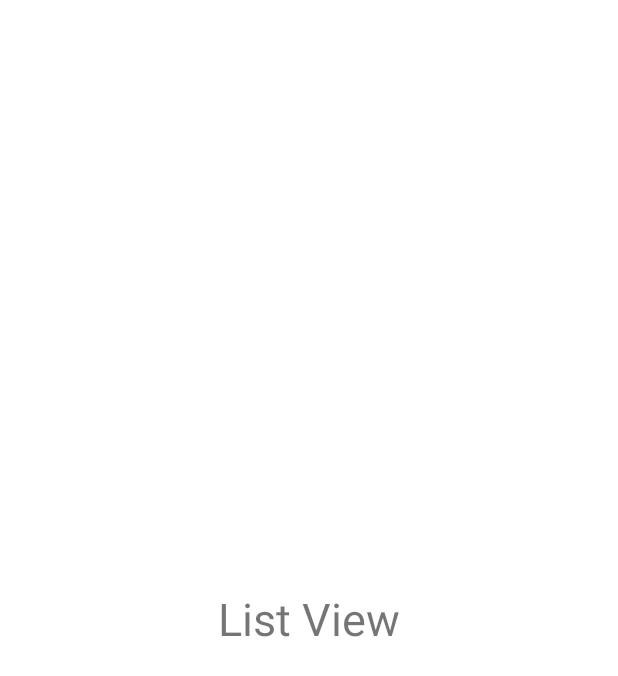
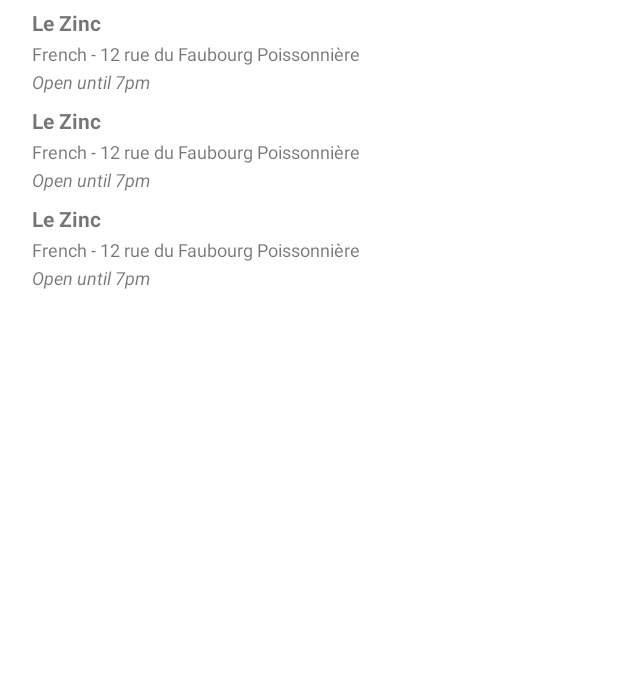
Before and after one commit to rouge13/P7Go4Lunch, an Android app: the layout fragment_list.xml on its own in the app's theme, with its tools: preview values and no code run, on a phone screen of 412 x 824 dp. Shown: the top 676 px of the screen. Run offline under Robolectric (Android 15) with nearby library versions, the light colour scheme and no system bars.

Commit message:
Item_place xml added and modif in Strings and Fragment_list looking for the bugs in the Feature before pull request

```diff
--- a/app/src/main/res/layout/fragment_list.xml
+++ b/app/src/main/res/layout/fragment_list.xml
@@ -6,15 +6,26 @@
     android:layout_height="match_parent"
     tools:context=".ui.list.ListFragment">
 
+    <androidx.recyclerview.widget.RecyclerView
+        android:id="@+id/list_view_places"
+        android:layout_width="match_parent"
+        android:layout_height="match_parent"
+        android:layout_marginLeft="16dp"
+        android:layout_marginRight="16dp"
+        android:layout_marginBottom="16dp"
+        tools:listitem="@layout/item_place" />
+
     <TextView
-        android:layout_width="wrap_content"
+        android:layout_width="match_parent"
         android:layout_height="wrap_content"
-        android:text="@string/title_list_view"
-        android:textSize="30sp"
-        app:layout_constraintTop_toTopOf="parent"
-        app:layout_constraintLeft_toLeftOf="parent"
-        app:layout_constraintRight_toRightOf="parent"
+        android:layout_marginStart="8dp"
+        android:layout_marginTop="8dp"
+        android:layout_marginEnd="8dp"
+        android:textAlignment="center"
+        android:textSize="20sp"
         app:layout_constraintBottom_toBottomOf="parent"
-        />
+        app:layout_constraintEnd_toEndOf="parent"
+        app:layout_constraintStart_toStartOf="parent"
+        app:layout_constraintTop_toTopOf="parent" />
 
 </androidx.constraintlayout.widget.ConstraintLayout>
--- /dev/null
+++ b/app/src/main/res/layout/item_place.xml
@@ -0,0 +1,70 @@
+<?xml version="1.0" encoding="utf-8"?>
+<RelativeLayout xmlns:android="http://schemas.android.com/apk/res/android"
+    xmlns:app="http://schemas.android.com/apk/res-auto"
+    android:layout_width="match_parent"
+    android:layout_height="wrap_content">
+
+    <androidx.constraintlayout.widget.ConstraintLayout
+        android:id="@+id/constraint"
+        android:layout_width="match_parent"
+        android:layout_height="wrap_content"
+        android:layout_marginStart="0dp"
+        android:layout_marginTop="5dp">
+
+        <TextView
+            android:id="@+id/text_view_name"
+            android:layout_width="match_parent"
+            android:layout_height="wrap_content"
+            android:layout_gravity="start"
+            android:layout_marginStart="5dp"
+            android:layout_marginEnd="5dp"
+            android:ellipsize="end"
+            android:maxLines="1"
+            android:text="@string/restaurant_name"
+            android:textSize="14sp"
+            android:textStyle="bold"
+            app:layout_constrainedWidth="true"
+            app:layout_constraintStart_toStartOf="parent"
+            app:layout_constraintTop_toTopOf="parent" />
+
+        <TextView
+            android:id="@+id/text_view_address"
+            android:layout_width="0dp"
+            android:layout_height="wrap_content"
+            android:layout_marginStart="5dp"
+            android:ellipsize="end"
+            android:maxLines="1"
+            android:text="@string/restaurant_address"
+            android:textSize="12sp"
+            app:layout_constrainedWidth="true"
+            app:layout_constraintBottom_toStartOf="@id/text_view_opening_hours"
+            app:layout_constraintBottom_toTopOf="@+id/text_view_opening_hours"
+            app:layout_constraintStart_toStartOf="parent"
+            app:layout_constraintTop_toBottomOf="@+id/text_view_name" />
+
+        <TextView
+            android:id="@+id/text_view_opening_hours"
+            android:layout_width="0dp"
+            android:layout_height="wrap_content"
+            android:layout_marginStart="5dp"
+            android:layout_marginEnd="5dp"
+            android:maxLines="1"
+            android:text="@string/restaurant_hours_opening"
+            android:textSize="12sp"
+            android:textStyle="italic"
+            app:layout_constrainedWidth="true"
+            app:layout_constraintBottom_toBottomOf="parent"
+            app:layout_constraintStart_toStartOf="parent"
+            app:layout_constraintTop_toBottomOf="@+id/text_view_address" />
+
+        <androidx.appcompat.widget.AppCompatImageView
+            android:id="@+id/image_place_view_photo"
+            android:layout_width="80dp"
+            android:layout_height="60dp"
+            android:contentDescription="@string/google_place_image"
+            android:scaleType="centerCrop"
+            app:layout_constraintEnd_toEndOf="parent"
+            app:layout_constraintTop_toTopOf="parent" />
+
+    </androidx.constraintlayout.widget.ConstraintLayout>
+</RelativeLayout>
--- a/app/src/main/res/values/strings.xml
+++ b/app/src/main/res/values/strings.xml
@@ -20,5 +20,12 @@
     <string name="dialog_fine_location_rationale_description">Location granted for location user</string>
     <string name="yes">YES !</string>
 
+    <!-- item place -->
+    <string name="restaurant_name">Le Zinc</string>
+    <string name="restaurant_address">French - 12 rue du Faubourg Poissonnière</string>
+    <string name="restaurant_hours_opening">Open until 7pm</string>
+
+    <string name="google_place_image">Place image</string>
+
 
 </resources>
```
